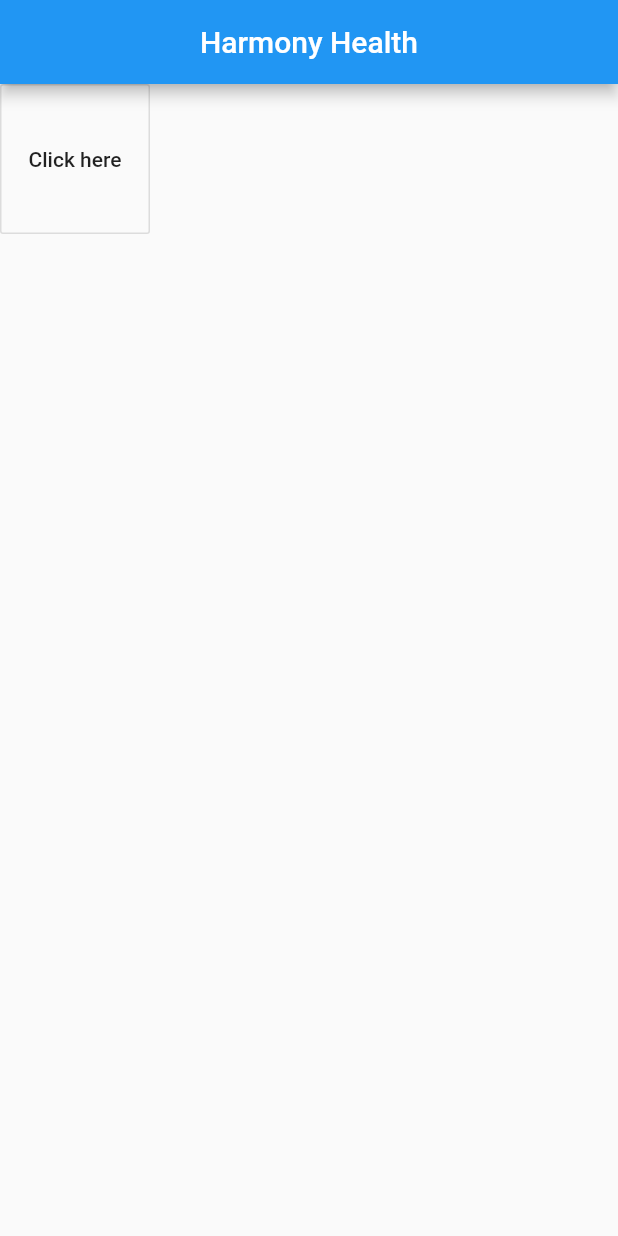
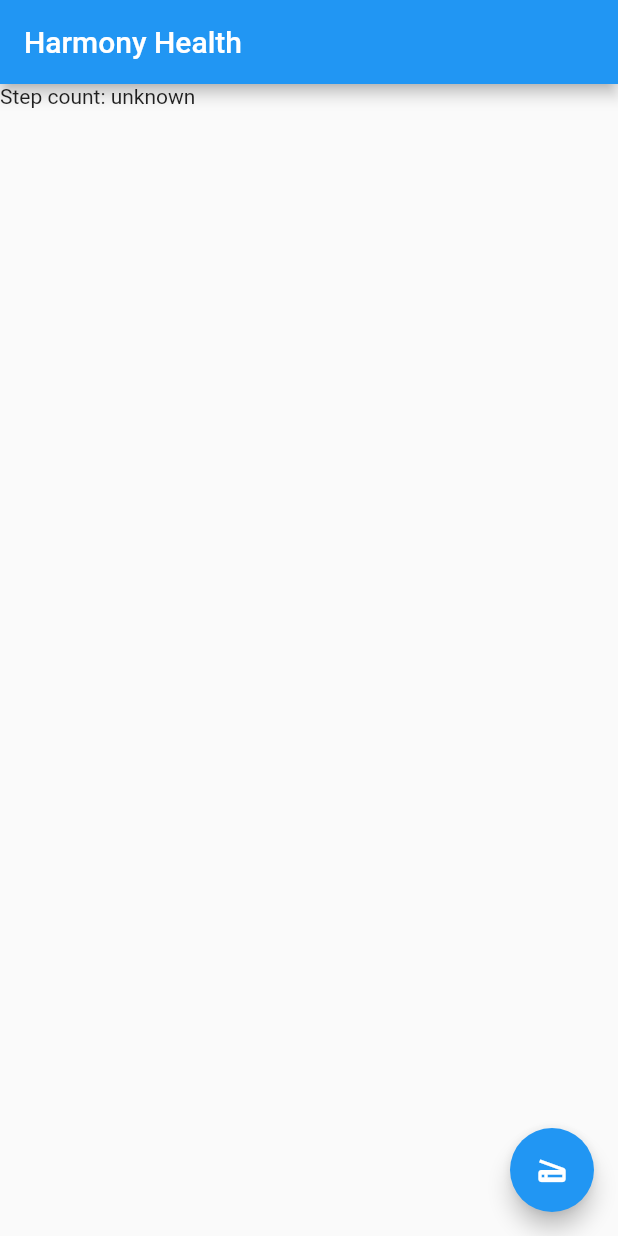
Before and after one commit to ThugsOfFirangistan/HarmonyHealth, a Flutter app: the screen it shows after launch, on a phone screen of 412 x 824 dp. Run offline on Flutter 3.47's test engine with Material 2 defaults, Android fonts, the phone set to English and light mode, and no system bars; our stand-ins replace pedometer; missing offline and left inert: flutter_mobile_vision.

Commit message:
Add ability to count number of steps via inbuilt phone's pedometer
Signed-off-by: Abhi Jain <devabhixda@gmail.com>

```diff
--- a/lib/homepage.dart
+++ b/lib/homepage.dart
@@ -1,5 +1,7 @@
 import 'package:flutter/material.dart';
 import 'package:harmony/imageScanner.dart';
+import 'package:pedometer/pedometer.dart';
+import 'dart:async';
 
 class HomePage extends StatefulWidget {
   @override
@@ -7,27 +9,58 @@ class HomePage extends StatefulWidget {
 }
 
 class _HomePageState extends State<HomePage> {
+  Pedometer _pedometer;
+  StreamSubscription<int> _subscription;
+  String _stepCountValue = 'unknown';
+
+  @override
+  void initState() {
+    super.initState();
+    initPlatformState();
+  }
+
+  Future<void> initPlatformState() async {
+    startListening();
+  }
+
+  void onData(int stepCountValue) {
+    print(stepCountValue);
+  }
+
+  void startListening() {
+    _pedometer = new Pedometer();
+    _subscription = _pedometer.pedometerStream.listen(_onData,
+        onError: _onError, onDone: _onDone, cancelOnError: true);
+  }
+
+  void stopListening() {
+    _subscription.cancel();
+  }
+
+  void _onData(int stepCountValue) async {
+    setState(() => _stepCountValue = "$stepCountValue");
+  }
+
+  void _onDone() => print("Finished pedometer tracking");
+
+  void _onError(error) => print("Flutter Pedometer Error: $error");
+
   @override
   Widget build(BuildContext context) {
     return new MaterialApp(
       home: new Scaffold(
-      appBar: AppBar(
-        centerTitle: true,
-        title: Text("Harmony Health"),
+        appBar: new AppBar(
+          title: const Text('Harmony Health'),
+        ),
+        body: new Text('Step count: $_stepCountValue'),
+        floatingActionButton: new FloatingActionButton(
+          child: new Icon(Icons.scanner),
+          onPressed: () {
+            Navigator.push(context,
+            MaterialPageRoute(builder: (context) => Scanner()));
+          },
+        ),
       ),
-        body:  Container(
-          width: 100,
-          height: 100,
-          child: OutlineButton(
-            child: Text("Click here"),
-            onPressed: () => {
-              Navigator.push(context,
-                      MaterialPageRoute(builder: (context) => Scanner()))
-
-            }
-            ),
-        )
-      )
     );
   }
 }
--- a/pubspec.yaml
+++ b/pubspec.yaml
@@ -25,6 +25,7 @@ dependencies:
   cupertino_icons: ^0.1.2
   http: ^0.12.0+1
   flutter_mobile_vision: ^0.1.3
+  pedometer: ^1.0.0
 
 dev_dependencies:
   flutter_test:
```
Also changed, not shown: pubspec.lock.
